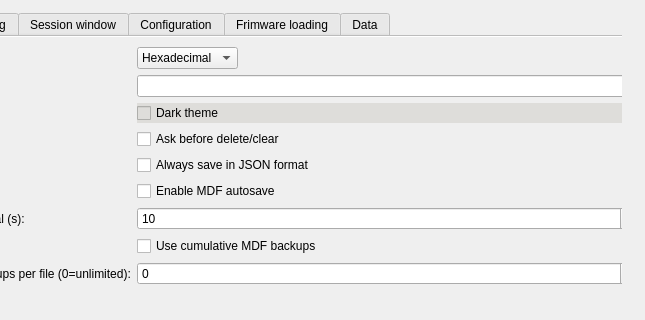
This is src/cdlgmainsettings.ui in grodansparadis/vscp-works-qt as Qt 5 draws it before an edit; both pictures show x 127 to 772 and y 0 to 320 of the 772 by 474 pixel window. The edited form follows.
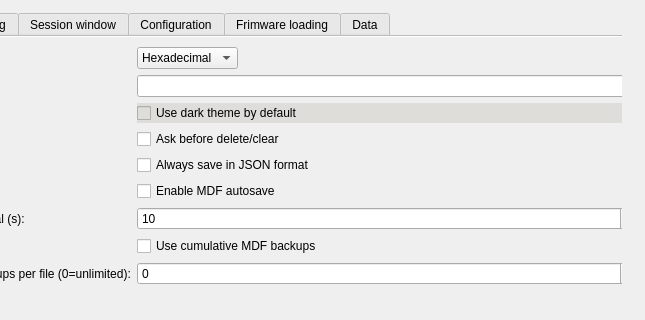
This is the edited form.

Commit message: Added a persistent dark/light theme toggle to VSCP session windows

The edit to the form file:
```diff
--- a/src/cdlgmainsettings.ui
+++ b/src/cdlgmainsettings.ui
@@ -194,7 +194,7 @@
            <string notr="true">background-color: rgb(222, 221, 218);</string>
           </property>
           <property name="text">
-           <string>Dark theme</string>
+            <string>Use dark theme by default</string>
           </property>
          </widget>
         </item>
```
Left out of the diff: 3 changed lines with no effect on the pictures. The commit also changes 19 other files.
